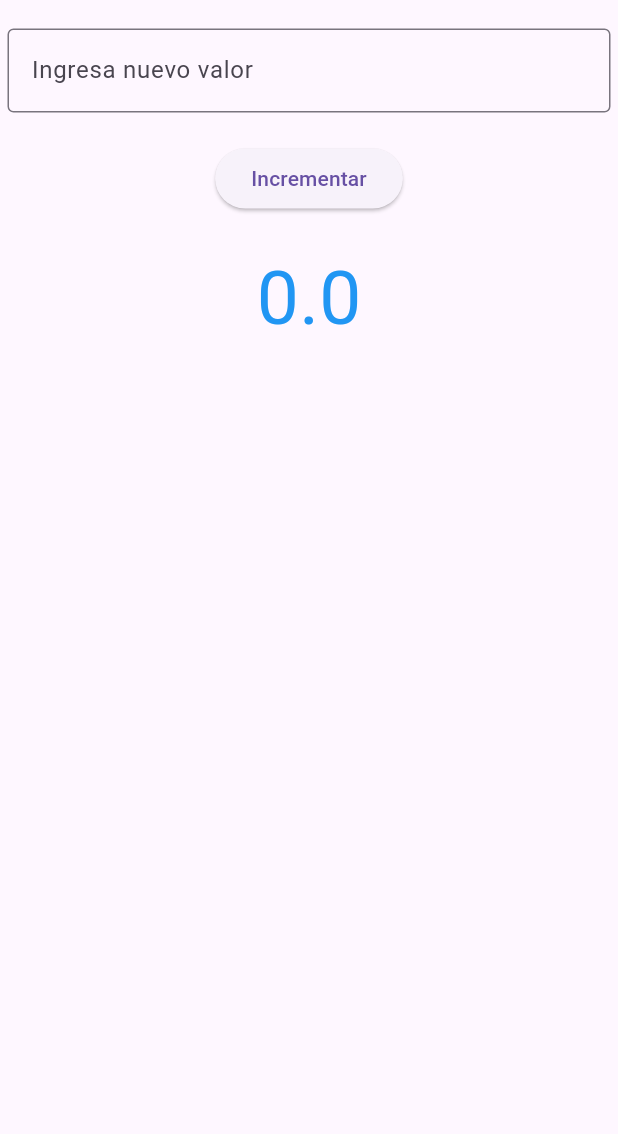
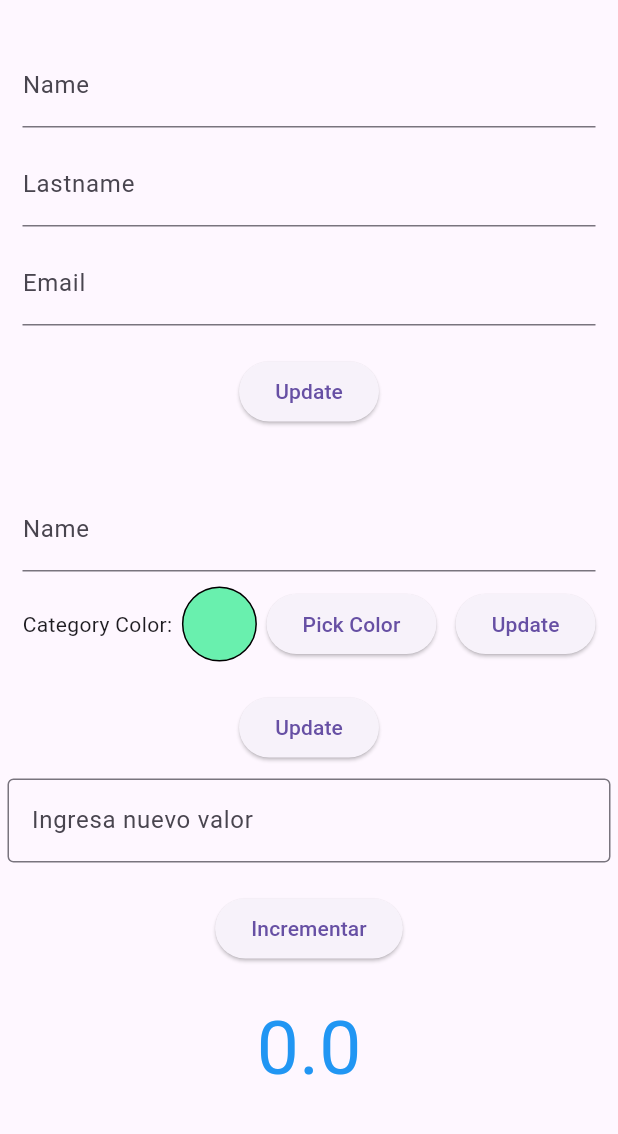
Before and after one commit to joseluisdaza/MFS_MobileProject, a Flutter app: the screen it shows after launch, on a phone screen of 412 x 824 dp, the part 63-1197 px from its top. Run offline on Flutter 3.47's test engine with Material 3 defaults, Android fonts, the phone set to English and light mode, and no system bars; our stand-ins replace flutter_colorpicker, flutter_riverpod.

Commit message:
Adding base UI for users and product Types

```diff
--- /dev/null
+++ b/lib/application/providers/product_type_provider.dart
@@ -0,0 +1,31 @@
+import 'package:flutter/material.dart';
+import 'package:flutter_riverpod/flutter_riverpod.dart';
+import 'package:proyecto_final/domain/models/product_type.dart';
+
+class ProductTypeNotifier extends StateNotifier<ProductTypeModel> {
+  ProductTypeNotifier() : super(ProductTypeModel(0, '', Colors.white));
+
+  int maxId = 0;
+
+  int getNewProductId() {
+    return ++maxId;
+  }
+
+  void updateProductName(String typeName) {
+    updateProductType(typeName, state.color);
+  }
+
+  void updateColor(Color newColor) {
+    updateProductType(state.typeName, newColor);
+  }
+
+  void updateProductType(String name, Color color) {
+    int id = state.id == 0 ? getNewProductId() : state.id;
+    state = ProductTypeModel(id, name, color);
+  }
+}
+
+final productTypeProvider =
+    StateNotifierProvider<ProductTypeNotifier, ProductTypeModel>((ref) {
+      return ProductTypeNotifier();
+    });
--- /dev/null
+++ b/lib/application/providers/user_provider.dart
@@ -0,0 +1,14 @@
+import 'package:flutter_riverpod/flutter_riverpod.dart';
+import 'package:proyecto_final/domain/models/user.dart';
+
+class UserNotifier extends StateNotifier<UserModel> {
+  UserNotifier() : super(UserModel('', '', ''));
+
+  void updateUser(String name, String lastname, String email) {
+    state = UserModel(name, lastname, email);
+  }
+}
+
+final userProvider = StateNotifierProvider<UserNotifier, UserModel>((ref) {
+  return UserNotifier();
+});
--- /dev/null
+++ b/lib/domain/models/product.dart
@@ -0,0 +1,8 @@
+class ProductModel {
+  int id;
+  String name;
+  int typeId;
+  double amount;
+
+  ProductModel(this.id, this.name, this.typeId, this.amount);
+}
--- /dev/null
+++ b/lib/domain/models/product_type.dart
@@ -0,0 +1,9 @@
+import 'package:flutter/material.dart';
+
+class ProductTypeModel {
+  int id;
+  String typeName;
+  Color color;
+
+  ProductTypeModel(this.id, this.typeName, this.color);
+}
--- /dev/null
+++ b/lib/domain/models/user.dart
@@ -0,0 +1,7 @@
+class UserModel {
+  String name;
+  String lastname;
+  String email;
+
+  UserModel(this.name, this.lastname, this.email);
+}
--- a/lib/presentation/presentation.dart
+++ b/lib/presentation/presentation.dart
@@ -1,6 +1,8 @@
 import 'package:flutter/material.dart';
 import 'package:flutter_riverpod/flutter_riverpod.dart';
 import 'package:proyecto_final/application/riverpod.dart';
+import 'package:proyecto_final/presentation/settings/product_type_page.dart';
+import 'package:proyecto_final/presentation/settings/user_page.dart';
 
 class Presentation extends ConsumerWidget {
   Presentation({super.key});
@@ -17,6 +19,9 @@ class Presentation extends ConsumerWidget {
         padding: EdgeInsets.all(5),
         child: Column(
           children: [
+            UserPage(),
+            SizedBox(height: 20),
+            ProductTypePage(),
             TextField(
               controller: valueController,
               keyboardType: TextInputType.number,
--- /dev/null
+++ b/lib/presentation/settings/product_type_page.dart
@@ -0,0 +1,109 @@
+import 'package:flutter/material.dart';
+import 'package:flutter_colorpicker/flutter_colorpicker.dart';
+import 'package:flutter_riverpod/flutter_riverpod.dart';
+import 'package:proyecto_final/application/providers/product_type_provider.dart';
+
+class ProductTypePage extends ConsumerWidget {
+  final TextEditingController nameController = TextEditingController();
+  Color selectedColor = Colors.greenAccent;
+
+  ProductTypePage();
+
+  @override
+  Widget build(BuildContext context, WidgetRef ref) {
+    final productType = ref.watch(productTypeProvider);
+
+    nameController.text = productType.typeName;
+    // colorController.text = productType.color;
+
+    return Padding(
+      padding: const EdgeInsets.all(10),
+      child: Column(
+        children: [
+          TextField(
+            controller: nameController,
+            decoration: InputDecoration(labelText: 'Name'),
+          ),
+          SizedBox(height: 10),
+
+          Row(
+            mainAxisAlignment: MainAxisAlignment.spaceBetween,
+            children: [
+              Text('Category Color:'),
+              Container(
+                width: 50,
+                height: 50,
+                decoration: BoxDecoration(
+                  color: selectedColor,
+                  shape: BoxShape.circle,
+                  border: Border.all(color: Colors.black),
+                ),
+              ),
+              ElevatedButton(
+                onPressed: () {
+                  showDialog(
+                    context: context,
+                    builder: (context) {
+                      return AlertDialog(
+                        title: Text('Pick a Color'),
+                        content: SingleChildScrollView(
+                          child: ColorPicker(
+                            pickerColor: selectedColor,
+                            onColorChanged: (color) {
+                              selectedColor = color;
+                            },
+                          ),
+                        ),
+                        actions: [
+                          TextButton(
+                            onPressed: () {
+                              Navigator.of(context).pop();
+                            },
+                            child: Text('Select'),
+                          ),
+                        ],
+                      );
+                    },
+                  );
+                },
+                child: Text('Pick Color'),
+              ),
+
+              SizedBox(height: 20),
+
+              ElevatedButton(
+                onPressed: () {
+                  ref
+                      .read(productTypeProvider.notifier)
+                      .updateProductType(nameController.text, selectedColor);
+
+                  ScaffoldMessenger.of(context).showSnackBar(
+                    SnackBar(
+                      content: Text('Product Type information updated!'),
+                    ),
+                  );
+                },
+                child: Text('Update'),
+              ),
+            ],
+          ),
+
+          //TODO: Enter a widget that picks a color and save the selection into a controller.
+          SizedBox(height: 20),
+          ElevatedButton(
+            onPressed: () {
+              ref
+                  .read(productTypeProvider.notifier)
+                  .updateProductType(nameController.text, Colors.green);
+
+              ScaffoldMessenger.of(context).showSnackBar(
+                SnackBar(content: Text('Product Type information updated!')),
+              );
+            },
+            child: Text('Update'),
+          ),
+        ],
+      ),
+    );
+  }
+}
--- /dev/null
+++ b/lib/presentation/settings/user_page.dart
@@ -0,0 +1,59 @@
+import 'package:flutter/material.dart';
+import 'package:flutter_riverpod/flutter_riverpod.dart';
+import 'package:proyecto_final/application/providers/user_provider.dart';
+
+class UserPage extends ConsumerWidget {
+  final TextEditingController nameController = TextEditingController();
+  final TextEditingController lastnameController = TextEditingController();
+  final TextEditingController emailController = TextEditingController();
+
+  UserPage({super.key});
+
+  @override
+  Widget build(BuildContext context, WidgetRef ref) {
+    final user = ref.watch(userProvider);
+
+    nameController.text = user.name;
+    lastnameController.text = user.lastname;
+    emailController.text = user.email;
+
+    return Padding(
+      padding: const EdgeInsets.all(10),
+      child: Column(
+        children: [
+          TextField(
+            controller: nameController,
+            decoration: InputDecoration(labelText: 'Name'),
+          ),
+          SizedBox(height: 10),
+          TextField(
+            controller: lastnameController,
+            decoration: InputDecoration(labelText: 'Lastname'),
+          ),
+          SizedBox(height: 10),
+          TextField(
+            controller: nameController,
+            decoration: InputDecoration(labelText: 'Email'),
+          ),
+          SizedBox(height: 20),
+          ElevatedButton(
+            onPressed: () {
+              ref
+                  .read(userProvider.notifier)
+                  .updateUser(
+                    nameController.text,
+                    lastnameController.text,
+                    emailController.text,
+                  );
+
+              ScaffoldMessenger.of(context).showSnackBar(
+                SnackBar(content: Text('User information updated!')),
+              );
+            },
+            child: Text('Update'),
+          ),
+        ],
+      ),
+    );
+  }
+}
--- a/pubspec.yaml
+++ b/pubspec.yaml
@@ -1,5 +1,5 @@
 name: proyecto_final
-description: "A new Flutter project."
+description: "Finance manager"
 publish_to: "none"
 version: 0.1.0
 
@@ -9,6 +9,7 @@ environment:
 dependencies:
   flutter:
     sdk: flutter
+  flutter_colorpicker: ^1.0.3
   flutter_riverpod: ^2.6.1
 
 dev_dependencies:
```
Also changed, not shown: lib/application/providers/product_provider.dart (added), lib/data/product_repository.dart (added), lib/data/product_type_repository.dart (added), lib/data/user_repository.dart (added), lib/presentation/settings/product_page.dart (added), lib/presentation/settings/settings_page.dart (added), lib/presentation/shared/widgets/dropdown_widget.dart (added), lib/presentation/welcome/welcome_page.dart (added), 1 other file.
